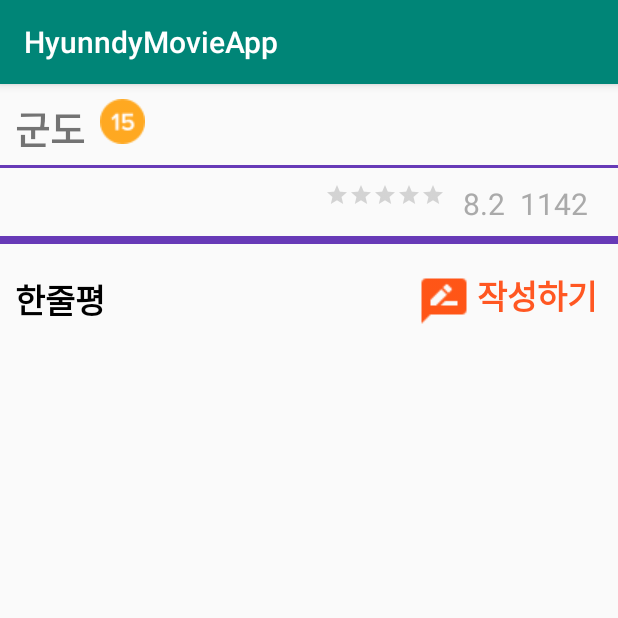
After one commit to Hyunndy/YourMovieNote, an Android app: the CommentListView screen opened directly, with no data from a screen before it, on a phone screen of 412 x 824 dp, the top half of it. The commit adds this screen. Run offline under Robolectric (Android 15) with nearby library versions, the phone set to English and light mode, and no system bars; 3 statements that could not run were skipped.

Commit message:
PROJECT3

```diff
--- a/app/build.gradle
+++ b/app/build.gradle
@@ -25,10 +25,11 @@ android {
 
 dependencies {
     implementation fileTree(dir: 'libs', include: ['*.jar'])
-    implementation"org.jetbrains.kotlin:kotlin-stdlib-jdk7:$kotlin_version"
+    implementation "org.jetbrains.kotlin:kotlin-stdlib-jdk7:$kotlin_version"
     implementation 'androidx.appcompat:appcompat:1.1.0'
     implementation 'androidx.core:core-ktx:1.2.0'
     implementation 'androidx.constraintlayout:constraintlayout:1.1.3'
+    implementation 'com.google.android.material:material:1.1.0'
     testImplementation 'junit:junit:4.12'
     androidTestImplementation 'androidx.test.ext:junit:1.1.1'
     androidTestImplementation 'androidx.test.espresso:espresso-core:3.2.0'
--- a/app/src/main/AndroidManifest.xml
+++ b/app/src/main/AndroidManifest.xml
@@ -9,6 +9,12 @@
         android:roundIcon="@mipmap/ic_launcher_round"
         android:supportsRtl="true"
         android:theme="@style/AppTheme">
+        <activity android:name=".CommentListView"></activity>
+        <activity android:name=".NewCommentActivity" />
+        <activity
+            android:name=".AddCommentActivity"
+            android:label="@string/title_activity_add_comment"
+            android:theme="@style/AppTheme.NoActionBar" />
         <activity android:name=".MainActivity">
             <intent-filter>
                 <action android:name="android.intent.action.MAIN" />
--- /dev/null
+++ b/app/src/main/java/com/example/hyunndymovieapp/CommentListView.kt
@@ -0,0 +1,39 @@
+package com.example.hyunndymovieapp
+
+import androidx.appcompat.app.AppCompatActivity
+import android.os.Bundle
+import androidx.recyclerview.widget.LinearLayoutManager
+import com.example.hyunndymovieapp.comment.CommentDTO
+import com.example.hyunndymovieapp.comment.CommentRecyclerViewAdapter
+import kotlinx.android.synthetic.main.activity_comment_list_view.*
+import java.util.ArrayList
+
+/* ----------------------------------------------------------------------------------------------
+작성일: 20.03.05
+작성자: 유현지
+클래스명: CommentListView
+기능:
+Main -> 모두보기 눌렀을 때 들어오는 Activity.
+모든 아이템을 보여준다.
+---------------------------------------------------------------------------------------------- */
+
+class CommentListView : AppCompatActivity() {
+
+    var commentListAdapter = CommentRecyclerViewAdapter()
+
+    override fun onCreate(savedInstanceState: Bundle?) {
+        super.onCreate(savedInstanceState)
+        setContentView(R.layout.activity_comment_list_view)
+
+        comment_list_layout.adapter = commentListAdapter
+        comment_list_layout.layoutManager = LinearLayoutManager(this)
+
+        getCommentList()
+    }
+
+    private fun getCommentList(){
+        var commentList:ArrayList<CommentDTO>? = intent.getParcelableArrayListExtra("commentList")
+
+        commentListAdapter.updateCommentList(commentList, UPDATECOMMENTLISTCODE.UPDATE.value)
+    }
+}
--- /dev/null
+++ b/app/src/main/res/layout/activity_comment_list_view.xml
@@ -0,0 +1,143 @@
+<?xml version="1.0" encoding="utf-8"?>
+<RelativeLayout xmlns:android="http://schemas.android.com/apk/res/android"
+    xmlns:app="http://schemas.android.com/apk/res-auto"
+    xmlns:tools="http://schemas.android.com/tools"
+    android:layout_width="match_parent"
+    android:layout_height="match_parent"
+    tools:context=".CommentListView">
+
+    <!-- 영화 타이틀 -->
+    <TextView
+        android:id="@+id/movie_title"
+        android:layout_width="wrap_content"
+        android:layout_height="wrap_content"
+        android:layout_alignParentStart="true"
+        android:layout_alignParentTop="true"
+        android:layout_marginLeft="10dp"
+        android:layout_marginTop="10dp"
+        android:text="군도"
+        android:textSize="25sp"
+        android:textStyle="bold" />
+
+    <!-- 영화 관람 등급 -->
+    <ImageView
+        android:id="@+id/movie_age_icon"
+        android:layout_width="wrap_content"
+        android:layout_height="wrap_content"
+        android:layout_alignTop="@id/movie_title"
+        android:layout_marginLeft="10dp"
+        android:layout_toRightOf="@+id/movie_title"
+        android:src="@drawable/ic_15" />
+
+    <!-- 구분선  -->
+    <LinearLayout
+        android:id="@+id/division"
+        android:layout_width="match_parent"
+        android:layout_height="2dp"
+        android:background="#673AB7"
+        android:orientation="vertical"
+        android:layout_below="@+id/movie_title"
+        android:layout_marginTop="5dp"/>
+
+    <!-- 별점 -->
+    <RatingBar
+        android:id="@+id/movie_ratingBar"
+        android:layout_width="wrap_content"
+        android:layout_height="wrap_content"
+        style="?android:attr/ratingBarStyleSmall"
+        android:layout_alignTop="@id/movie_ratingBar_participants"
+        android:layout_toLeftOf="@id/movie_ratingBar_value"
+        android:layout_marginRight="12dp"/>
+
+    <!-- 참여인수 -->
+    <TextView
+        android:id="@+id/movie_ratingBar_participants"
+        android:layout_width="wrap_content"
+        android:layout_height="wrap_content"
+        android:layout_below="@id/division"
+        android:layout_alignParentEnd="true"
+        android:layout_marginRight="20dp"
+        android:layout_marginTop="10dp"
+        android:text="1142"
+        android:textAlignment="center"
+        android:textSize="20sp"
+        android:textColor="@android:color/darker_gray"/>
+
+    <!-- 평점 지수 -->
+    <TextView
+        android:id="@+id/movie_ratingBar_value"
+        android:layout_width="wrap_content"
+        android:layout_height="wrap_content"
+        android:layout_alignTop="@id/movie_ratingBar_participants"
+        android:layout_toLeftOf="@id/movie_ratingBar_participants"
+        android:layout_marginRight="10dp"
+        android:text="8.2"
+        android:textAlignment="center"
+        android:textSize="20sp"
+        android:textColor="@android:color/darker_gray"/>
+
+    <!-- 구분선  -->
+    <LinearLayout
+        android:id="@+id/division2"
+        android:layout_width="match_parent"
+        android:layout_height="5dp"
+        android:background="#673AB7"
+        android:orientation="vertical"
+        android:layout_below="@+id/movie_ratingBar_participants"
+        android:layout_marginTop="8dp"/>
+
+    <!-- 한줄평  -->
+        <TextView
+            android:id="@+id/comment_detail"
+            android:layout_width="wrap_content"
+            android:layout_height="wrap_content"
+            android:layout_alignParentStart="true"
+            android:layout_alignTop="@id/new_comment_btn"
+            android:layout_marginTop="10dp"
+            android:layout_marginLeft="10dp"
+            android:text="한줄평"
+            android:textSize="22dp"
+            android:textColor="@android:color/black"
+            android:textStyle="bold" />
+
+    <!-- 작성하기 -->
+        <ImageView
+            android:id="@+id/new_comment"
+            android:layout_width="wrap_content"
+            android:layout_height="wrap_content"
+            android:background="@android:color/transparent"
+            android:layout_toLeftOf="@+id/new_comment_btn"
+            android:layout_alignTop="@+id/comment_detail"
+            android:src="@drawable/ic_review_selected" />
+
+        <Button
+            android:id="@+id/new_comment_btn"
+            android:layout_width="wrap_content"
+            android:layout_height="wrap_content"
+            android:layout_alignParentEnd="true"
+            android:layout_below="@id/division2"
+            android:layout_marginTop="10dp"
+            android:layout_marginRight="10dp"
+            android:background="@android:color/transparent"
+            style="?android:attr/borderlessButtonStyle"
+            android:text="작성하기"
+            android:textColor="@color/colorOrange"
+            android:textSize="22sp"
+            android:textStyle="bold" />
+
+    <ScrollView
+        android:id="@+id/comment_scrollView"
+        android:layout_width="match_parent"
+        android:layout_height="match_parent"
+        android:layout_below="@+id/new_comment_btn"
+        android:layout_marginTop="10dp">
+
+        <!-- 한줄평 리스트뷰 -->
+        <androidx.recyclerview.widget.RecyclerView
+            android:id="@+id/comment_list_layout"
+            android:layout_width="match_parent"
+            android:layout_height="wrap_content"
+            android:layout_marginTop="10dp"
+            android:scrollbars="vertical" />
+    </ScrollView>
+</RelativeLayout>
--- a/app/src/main/res/values/strings.xml
+++ b/app/src/main/res/values/strings.xml
@@ -1,3 +1,4 @@
 <resources>
     <string name="app_name">HyunndyMovieApp</string>
+    <string name="title_activity_add_comment">AddCommentActivity</string>
 </resources>
--- a/app/src/main/res/values/styles.xml
+++ b/app/src/main/res/values/styles.xml
@@ -9,4 +9,13 @@
         <item name="colorOrange">@color/colorOrange</item>
     </style>
 
+    <style name="AppTheme.NoActionBar">
+        <item name="windowActionBar">false</item>
+        <item name="windowNoTitle">true</item>
+    </style>
+
+    <style name="AppTheme.AppBarOverlay" parent="ThemeOverlay.AppCompat.Dark.ActionBar" />
+
+    <style name="AppTheme.PopupOverlay" parent="ThemeOverlay.AppCompat.Light" />
+
 </resources>
```
Also changed, not shown: app/src/main/java/com/example/hyunndymovieapp/MainActivity.kt (+48 -1 lines), app/src/main/java/com/example/hyunndymovieapp/util/TimeHelper.kt (added, +32 -0 lines), app/src/main/res/layout/activity_main.xml (+4 -5 lines).
